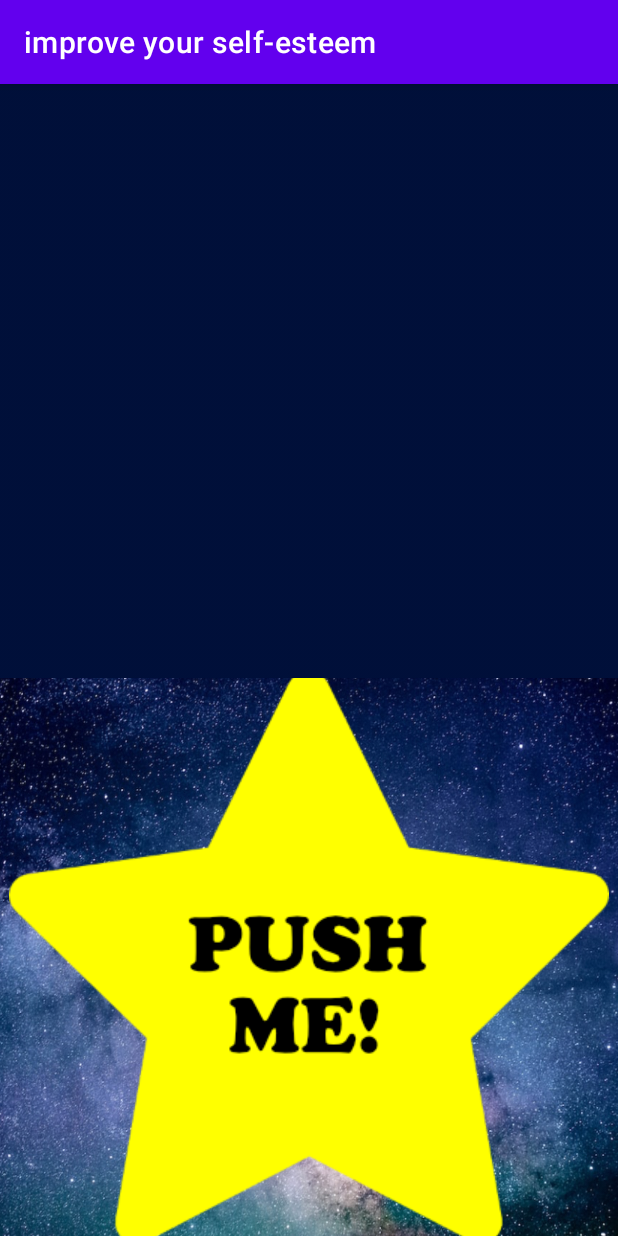
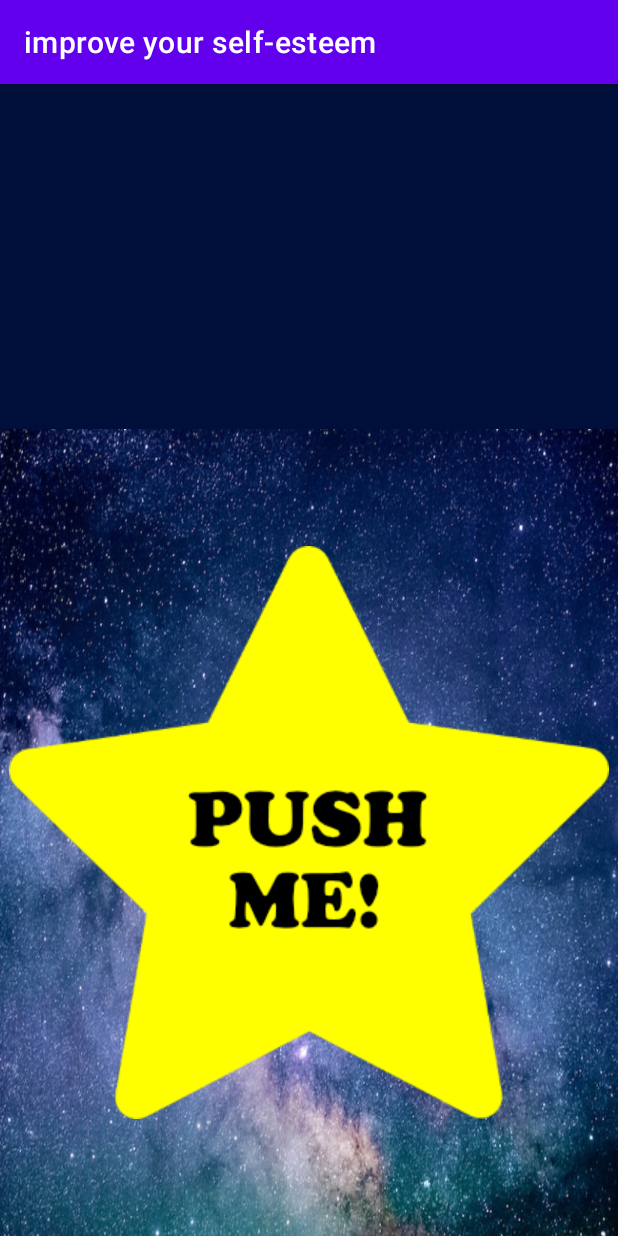
Before and after one commit to KaiserLovis/Komplimente_APP_v2, an Android app: the screen it shows after launch (MainActivity), on a phone screen of 412 x 824 dp. Run offline under Robolectric (Android 15) with nearby library versions, the phone set to English and light mode, and no system bars; Roboto replaces fonts that are not available here.

Commit message:
Alles läuft. Bilder sind jetzt 3 zu 7 und übereinander

```diff
--- a/app/src/main/java/com/example/komplimente_app/MainActivity.kt
+++ b/app/src/main/java/com/example/komplimente_app/MainActivity.kt
@@ -23,6 +23,7 @@ class MainActivity : AppCompatActivity() {
         val generateButton: ImageButton = findViewById(R.id.imageButton)
         val complimentTextView: TextView = findViewById(R.id.complimentTextView)
         val flyingImage: ImageView = findViewById(R.id.flyingImage)
+        val flyingImageDino: ImageView = findViewById(R.id.flyingImageDino)
 
         complimentTextView.text = ""
         generateButton.setOnClickListener {
@@ -30,8 +31,13 @@ class MainActivity : AppCompatActivity() {
             complimentTextView.text = compliment
 
             buttonClickCount++
-            if (buttonClickCount >= 10) {
+            if (buttonClickCount == 7) {
+                complimentTextView.visibility=android.view.View.GONE
                 animateFlyingImage(flyingImage)
+                complimentTextView.visibility=android.view.View.VISIBLE
+            }
+            if (buttonClickCount >= 12) {
+                animateFlyingImage(flyingImageDino)
                 buttonClickCount = 0
             }
         }
--- a/app/src/main/res/layout/activity_main.xml
+++ b/app/src/main/res/layout/activity_main.xml
@@ -1,38 +1,55 @@
 <?xml version="1.0" encoding="utf-8"?>
-<RelativeLayout xmlns:android="http://schemas.android.com/apk/res/android"
+<LinearLayout xmlns:android="http://schemas.android.com/apk/res/android"
     xmlns:app="http://schemas.android.com/apk/res-auto"
     android:orientation="vertical"
     android:layout_width="match_parent"
     android:layout_height="match_parent"
     android:background="@drawable/hintergrunddrei">
 
-    <LinearLayout
+    <FrameLayout
         android:layout_width="match_parent"
-        android:layout_height="match_parent"
-        android:orientation="vertical"
-        android:gravity="center">
+        android:layout_height="0dp"
+        android:layout_weight="3">
 
         <TextView
             android:id="@+id/complimentTextView"
             android:layout_width="match_parent"
-            android:layout_height="200dp"
+            android:layout_height="wrap_content"
+            android:layout_marginTop="32dp"
+            android:layout_marginBottom="32dp"
             android:fontFamily="sans-serif-black"
+            android:gravity="center"
             android:text="@string/compliment_text"
             android:textColor="#FFEB3B"
-            android:textSize="48sp"
-            android:typeface="normal"
-            android:layout_marginTop="32dp"
-            android:layout_marginBottom="32dp"
-            android:gravity="center" />
+            android:textSize="34sp"
+            android:typeface="normal" />
 
         <ImageView
             android:id="@+id/flyingImage"
             android:layout_width="100dp"
             android:layout_height="100dp"
+            android:layout_gravity="center"
             android:layout_marginBottom="32dp"
-            android:layout_centerHorizontal="true"
             android:src="@drawable/einhorn"
             android:visibility="invisible" />
+
+        <ImageView
+            android:id="@+id/flyingImageDino"
+            android:layout_width="100dp"
+            android:layout_height="100dp"
+            android:layout_gravity="center"
+            android:layout_marginBottom="32dp"
+            android:src="@drawable/dino"
+            android:visibility="invisible" />
+
+    </FrameLayout>
+
+    <LinearLayout
+        android:layout_width="match_parent"
+        android:layout_height="0dp"
+        android:layout_weight="7"
+        android:orientation="vertical"
+        android:gravity="center">
 
         <ImageButton
             android:id="@+id/imageButton"
@@ -44,4 +61,4 @@
 
     </LinearLayout>
 
-</RelativeLayout>
+</LinearLayout>
```
Also changed, not shown: app/src/main/res/drawable/dino.png (added).
